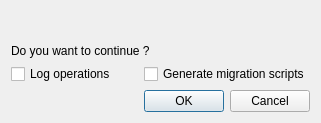
First picture: the form in gitbuster/confirm_dialog.ui, repository mike-perdide/gitbuster, before the edit.
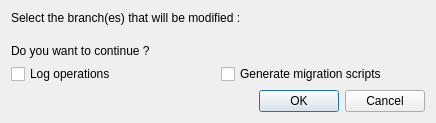
Second picture: the form after the edit.

What changed in the file:
```diff
--- a/gitbuster/confirm_dialog.ui
+++ b/gitbuster/confirm_dialog.ui
@@ -13,38 +13,15 @@
   <property name="windowTitle">
    <string>Dialog</string>
   </property>
-  <layout class="QGridLayout" name="gridLayout_2">
-   <item row="1" column="0">
-    <spacer name="verticalSpacer">
-     <property name="orientation">
-      <enum>Qt::Vertical</enum>
-     </property>
-     <property name="sizeHint" stdset="0">
-      <size>
-       <width>20</width>
-       <height>152</height>
-      </size>
-     </property>
-    </spacer>
-   </item>
-   <item row="0" column="0" colspan="2">
-    <widget class="QLabel" name="countLabel">
-     <property name="text">
-      <string/>
-     </property>
-     <property name="wordWrap">
-      <bool>true</bool>
-     </property>
-    </widget>
-   </item>
-   <item row="2" column="0" colspan="2">
+  <layout class="QGridLayout" name="gridLayout_3">
+   <item row="5" column="0" colspan="3">
     <widget class="QLabel" name="label">
      <property name="text">
       <string>Do you want to continue ?</string>
      </property>
     </widget>
    </item>
-   <item row="3" column="0" colspan="2">
+   <item row="6" column="0" colspan="4">
     <layout class="QGridLayout" name="gridLayout">
      <item row="0" column="0">
       <widget class="QCheckBox" name="logCheckBox">
@@ -62,7 +39,7 @@
      </item>
     </layout>
    </item>
-   <item row="4" column="1">
+   <item row="7" column="3">
     <widget class="QDialogButtonBox" name="buttonBox">
      <property name="orientation">
       <enum>Qt::Horizontal</enum>
@@ -72,6 +49,29 @@
      </property>
     </widget>
    </item>
+   <item row="4" column="0">
+    <spacer name="verticalSpacer">
+     <property name="orientation">
+      <enum>Qt::Vertical</enum>
+     </property>
+     <property name="sizeHint" stdset="0">
+      <size>
+       <width>20</width>
+       <height>152</height>
+      </size>
+     </property>
+    </spacer>
+   </item>
+   <item row="2" column="0">
+    <widget class="QLabel" name="label_3">
+     <property name="text">
+      <string>Select the branch(es) that will be modified :</string>
+     </property>
+    </widget>
+   </item>
+   <item row="3" column="0" colspan="4">
+    <layout class="QGridLayout" name="branchCountLayout"/>
+   </item>
   </layout>
  </widget>
  <resources/>
```
